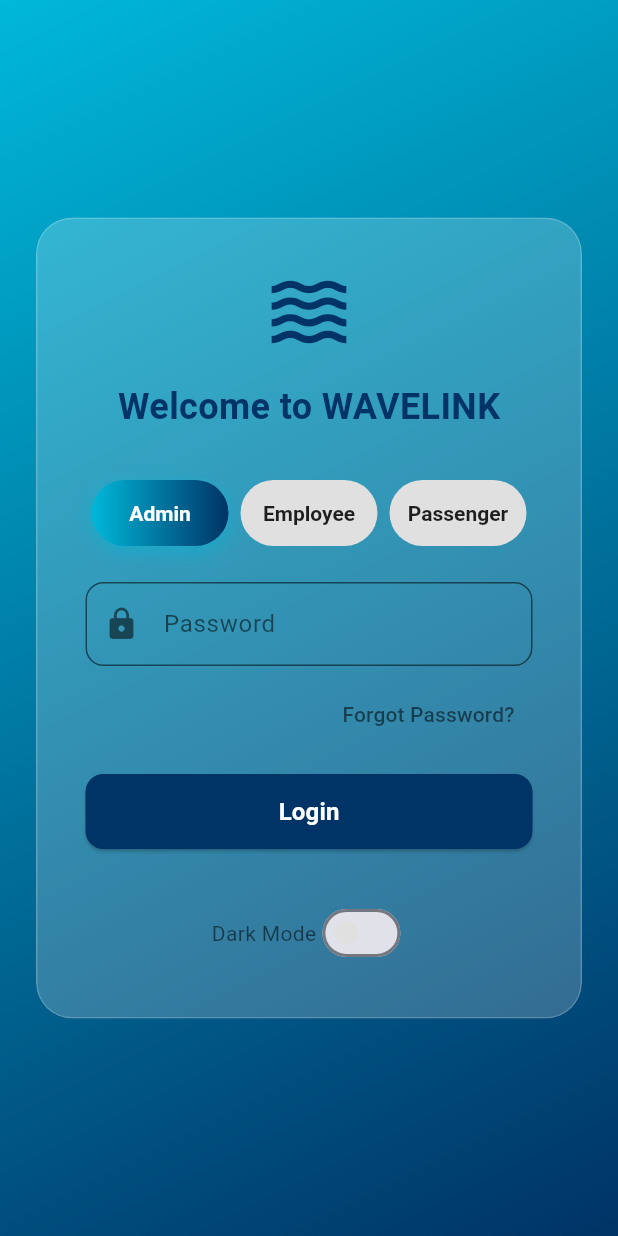
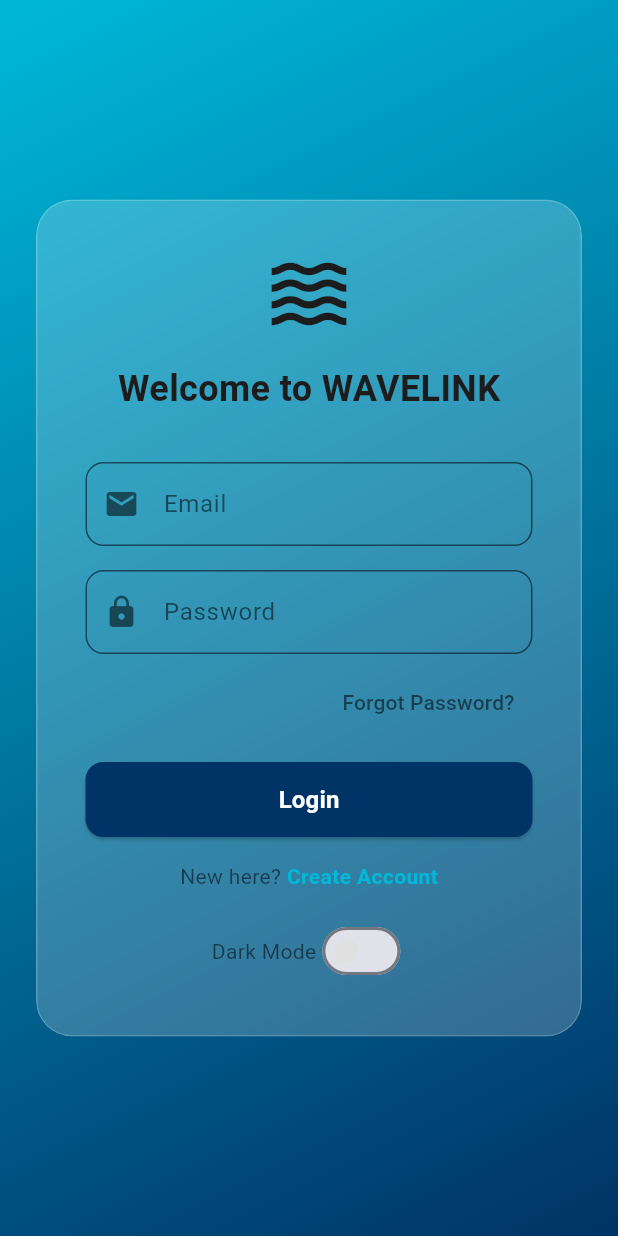
Before and after one commit to EvanBinu/wavelink-intelligent-terminal-management, a Flutter app: the LoginScreen screen opened directly, on a phone screen of 412 x 824 dp. Run offline on Flutter 3.47's test engine with Material 3 defaults, Android fonts, the phone set to English and light mode, and no system bars; our stand-ins replace convert, supabase_flutter; missing offline and left inert: cryptography; accounts and stored records are empty; Roboto replaces fonts that are missing (Poppins).

Commit message:
supabase code

```diff
--- a/wavelink/lib/core/constants/app_colors.dart
+++ b/wavelink/lib/core/constants/app_colors.dart
@@ -2,31 +2,31 @@ import 'package:flutter/material.dart';
 
 class AppColors {
   // 🔷 Primary Brand Colors
-  static const navy = Color(0xFF003366);        // Deep trust blue
-  static const aqua = Color(0xFF00B8D9);        // Modern accent blue
+  static const navy = Color(0xFF003366);
+  static const aqua = Color(0xFF00B8D9);
   static const white = Color(0xFFFFFFFF);
   static const gray = Color(0xFFE5E5E5);
 
   // 🔴 Status & Feedback Colors
-  static const red = Color(0xFFFF3B30);         // Danger / Error
-  static const yellow = Color(0xFFFFCC00);      // Warning / Pending
-  static const green = Color(0xFF34C759);       // Success / Complete
+  static const red = Color(0xFFFF3B30);
+  static const yellow = Color(0xFFFFCC00);
+  static const green = Color(0xFF34C759);
 
   // 🟣 Supporting Colors
-  static const lightBlue = Color(0xFF90E0EF);   // Info / secondary highlight
-  static const darkBlue = Color(0xFF001F3F);    // Darker navy for contrast
-  static const amber = Color(0xFFFFA500);       // Alert / notice
-  static const teal = Color(0xFF20C997);        // Calm success / neutral action
+  static const lightBlue = Color(0xFF90E0EF);
+  static const darkBlue = Color(0xFF001F3F);
+  static const amber = Color(0xFFFFA500);
+  static const teal = Color(0xFF20C997);
 
   // ⚪ Surface & Backgrounds
-  static const background = Color(0xFFF8F9FA);  // General app background
-  static const surface = Color(0xFFFFFFFF);     // Cards, tiles, containers
-  static const shadow = Color(0x1A000000);      // 10% black opacity
+  static const background = Color(0xFFF8F9FA);
+  static const surface = Color(0xFFFFFFFF);
+  static const shadow = Color(0x1A000000);
 
   // 🖋 Text Colors
-  static const textPrimary = Color(0xFF1C1C1C); // Dark readable text
-  static const textSecondary = Color(0xFF5F6C7B); // Muted labels, subtitles
-  static const textLight = Color(0xFF9E9E9E);   // Disabled or hint text
+  static const textPrimary = Color(0xFF1C1C1C);
+  static const textSecondary = Color(0xFF5F6C7B);
+  static const textLight = Color(0xFF9E9E9E);
 
   // 🌈 Gradients
   static const backgroundGradient = LinearGradient(
@@ -53,4 +53,18 @@ class AppColors {
     colors: [green, teal],
   );
 
+  // 🌙 Dark Theme Additions (for Login Screen)
+  static const darkBackgroundStart = Color(0xFF0D1B2A);
+  static const darkBackgroundEnd = Color(0xFF1B263B);
+  static const darkCard = Color(0xFF1B2A47);
+  static const darkText = Colors.white;
+  static const darkHint = Colors.white70;
+
+  // ⚫ Neutral Variants
+  static const black87 = Colors.black87;
+  static const black54 = Colors.black54;
+  static const white70 = Colors.white70;
+  static const whiteTransparent = Color(0x33FFFFFF); // 20% white opacity
+  static const grey300 = Color(0xFFE0E0E0);
+  static const blueGrey = Color(0xFF607D8B);
 }
--- a/wavelink/lib/features/auth/auth_gate.dart
+++ b/wavelink/lib/features/auth/auth_gate.dart
@@ -1,7 +1,7 @@
 import 'package:flutter/material.dart';
 import 'package:wavelink/features/auth/login_screen.dart';
 import 'package:wavelink/features/admin/admin_dashboard.dart';
-
+import 'package:wavelink/features/passenger/passenger_dashboard.dart';
 
 class AuthGate extends StatelessWidget {
     const AuthGate({super.key});
@@ -17,7 +17,7 @@ class AuthGate extends StatelessWidget {
                 }
                 final session = snapshot.data?.session;
                 if (session != null) {
-                    return const AdminDashboardScreen();
+                    return const PassengerDashboardScreen();
                 }
                 else{
                     return const LoginScreen();
--- a/wavelink/lib/features/auth/create_account_page.dart
+++ b/wavelink/lib/features/auth/create_account_page.dart
@@ -430,7 +430,7 @@ class _CreateAccountPageState extends State<CreateAccountPage>
         setState(() => _isLoading = false);
         ScaffoldMessenger.of(context).showSnackBar(
           const SnackBar(
-            content: Text('Account created successfully! Please check your email to verify.'),
+            content: Text('Account created successfully!'),
             backgroundColor: AppColors.green,
             duration: Duration(seconds: 3),
           ),
--- a/wavelink/lib/features/auth/login_screen.dart
+++ b/wavelink/lib/features/auth/login_screen.dart
@@ -1,13 +1,15 @@
 import 'dart:ui';
 import 'package:flutter/material.dart';
+import 'package:supabase_flutter/supabase_flutter.dart';
 import 'package:wavelink/core/constants/app_colors.dart';
 import 'package:wavelink/core/utils/navigation_helper.dart';
+import 'package:wavelink/core/utils/password_utils.dart';
 import 'package:wavelink/features/admin/admin_dashboard.dart';
 import 'package:wavelink/features/employee/employee_dashboard.dart';
 import 'package:wavelink/features/passenger/passenger_dashboard.dart';
 import 'package:wavelink/features/auth/forgot_password_screen.dart';
 import 'package:wavelink/features/auth/create_account_page.dart';
-import 'package:wavelink/features/auth/auth_service.dart';
+
 class LoginScreen extends StatefulWidget {
   const LoginScreen({super.key});
 
@@ -16,45 +18,26 @@ class LoginScreen extends StatefulWidget {
 }
 
 class _LoginScreenState extends State<LoginScreen> {
-
-  final AuthService _authService = AuthService();
-
-  String selectedRole = 'Admin';
   final _emailController = TextEditingController();
   final _passwordController = TextEditingController();
+  bool _isDarkMode = false;
+  bool _isLoading = false;
 
-  void login() async {
-    final email = _emailController.text;
-    final password = _passwordController.text;
-    try {
-      await _authService.signInWithEmail(email, password);
-      if (mounted) {
-        _handleLogin();
-      }
-    } catch (e) {
-      if (mounted) {
-        ScaffoldMessenger.of(context).showSnackBar(
-          SnackBar(content: Text("Error: $e")),
-        );
-      }
-    }
-  }
-
-  bool _isDarkMode = false;
-  final Color darkBackgroundStart = const Color(0xFF0D1B2A);
-  final Color darkBackgroundEnd = const Color(0xFF1B263B);
-  final Color darkCardColor = const Color(0xFF1B2A47).withOpacity(0.7);
-  final Color darkTextColor = Colors.white;
-  final Color darkHintColor = Colors.white70;
+  final SupabaseClient _supabase = Supabase.instance.client;
 
   @override
   Widget build(BuildContext context) {
-    final backgroundStart = _isDarkMode ? darkBackgroundStart : AppColors.aqua;
-    final backgroundEnd = _isDarkMode ? darkBackgroundEnd : AppColors.navy;
-    final cardColor =
-        _isDarkMode ? darkCardColor : Colors.white.withOpacity(0.2);
-    final textColor = _isDarkMode ? darkTextColor : AppColors.navy;
-    final hintColor = _isDarkMode ? darkHintColor : Colors.black54;
+    final backgroundStart =
+        _isDarkMode ? AppColors.darkBackgroundStart : AppColors.aqua;
+    final backgroundEnd =
+        _isDarkMode ? AppColors.darkBackgroundEnd : AppColors.navy;
+    final cardColor = _isDarkMode
+        ? AppColors.darkCard.withOpacity(0.7)
+        : AppColors.whiteTransparent;
+    final textColor =
+        _isDarkMode ? AppColors.darkText : AppColors.textPrimary;
+    final hintColor =
+        _isDarkMode ? AppColors.darkHint : AppColors.black54;
 
     return Scaffold(
       body: Container(
@@ -79,7 +62,7 @@ class _LoginScreenState extends State<LoginScreen> {
                       color: cardColor,
                       borderRadius: BorderRadius.circular(24),
                       border: Border.all(
-                        color: Colors.white.withOpacity(0.2),
+                        color: AppColors.white.withOpacity(0.2),
                         width: 1,
                       ),
                     ),
@@ -98,20 +81,27 @@ class _LoginScreenState extends State<LoginScreen> {
                         ),
                         const SizedBox(height: 32),
 
-                        Row(
-                          mainAxisAlignment: MainAxisAlignment.spaceBetween,
-                          children: [
-                            _animatedRoleButton('Admin'),
-                            _animatedRoleButton('Employee'),
-                            _animatedRoleButton('Passenger'),
-                          ],
+                        // Email field
+                        TextField(
+                          controller: _emailController,
+                          style: TextStyle(color: textColor),
+                          decoration: InputDecoration(
+                            labelText: 'Email',
+                            labelStyle: TextStyle(color: hintColor),
+                            prefixIcon: Icon(Icons.email, color: hintColor),
+                            enabledBorder: OutlineInputBorder(
+                              borderRadius: BorderRadius.circular(12),
+                              borderSide: BorderSide(color: hintColor),
                             ),
-                        const SizedBox(height: 24),
+                            focusedBorder: OutlineInputBorder(
+                              borderRadius: BorderRadius.circular(12),
+                              borderSide: BorderSide(color: AppColors.aqua),
+                            ),
+                          ),
+                        ),
+                        const SizedBox(height: 16),
 
-                        _buildPrimaryLoginField(textColor, hintColor),
-
-                        if (selectedRole != 'Admin') const SizedBox(height: 16),
-
+                        // Password field
                         TextField(
                           controller: _passwordController,
                           obscureText: true,
@@ -151,31 +141,36 @@ class _LoginScreenState extends State<LoginScreen> {
                         ),
                         const SizedBox(height: 16),
 
+                        // Login Button
                         SizedBox(
                           width: double.infinity,
                           height: 50,
                           child: ElevatedButton(
-                            onPressed: _handleLogin,
+                            onPressed:
+                                _isLoading ? null : _loginWithWerkzeugHash,
                             style: ElevatedButton.styleFrom(
                               backgroundColor: AppColors.navy,
                               shape: RoundedRectangleBorder(
                                 borderRadius: BorderRadius.circular(12),
                               ),
                             ),
-                            child: const Text(
+                            child: _isLoading
+                                ? const CircularProgressIndicator(
+                                    color: AppColors.white,
+                                  )
+                                : const Text(
                                     'Login',
                                     style: TextStyle(
                                       fontSize: 16,
                                       fontWeight: FontWeight.bold,
-                                color: Colors.white,
+                                      color: AppColors.white,
                                     ),
                                   ),
                           ),
                         ),
                         const SizedBox(height: 16),
 
-                        // ✅ HIDE Create Account when ADMIN selected
-                        if (selectedRole != 'Admin')
+                        // Create Account Option
                         Row(
                           mainAxisAlignment: MainAxisAlignment.center,
                           children: [
@@ -202,23 +197,20 @@ class _LoginScreenState extends State<LoginScreen> {
                             ),
                           ],
                         ),
-
                         const SizedBox(height: 16),
 
+                        // Dark Mode Toggle
                         Row(
                           mainAxisAlignment: MainAxisAlignment.center,
                           children: [
-                            Text(
-                              'Dark Mode',
-                              style: TextStyle(color: hintColor),
-                            ),
+                            Text('Dark Mode', style: TextStyle(color: hintColor)),
                             Switch(
                               value: _isDarkMode,
                               onChanged: (value) {
                                 setState(() => _isDarkMode = value);
                               },
                               activeColor: AppColors.aqua,
-                              inactiveThumbColor: Colors.grey[300],
+                              inactiveThumbColor: AppColors.grey300,
                             ),
                           ],
                         ),
@@ -234,117 +226,76 @@ class _LoginScreenState extends State<LoginScreen> {
     );
   }
 
-  Widget _buildPrimaryLoginField(Color textColor, Color hintColor) {
-    String labelText;
-    IconData iconData;
+  /// 🔹 Supabase Table Login using Werkzeug Hash Verification
+  Future<void> _loginWithWerkzeugHash() async {
+    final email = _emailController.text.trim();
+    final password = _passwordController.text.trim();
 
-    switch (selectedRole) {
-      case 'Employee':
-        labelText = 'Employee Email ID';
-        iconData = Icons.email;
-        break;
-      case 'Passenger':
-        labelText = 'Username or Email';
-        iconData = Icons.person;
-        break;
-      case 'Admin':
-      default:
-        return const SizedBox.shrink();
+    if (email.isEmpty || password.isEmpty) {
+      ScaffoldMessenger.of(context).showSnackBar(
+        const SnackBar(content: Text('Please enter both email and password')),
+      );
+      return;
     }
 
-    return TextField(
-      controller: _emailController,
-      style: TextStyle(color: textColor),
-      decoration: InputDecoration(
-        labelText: labelText,
-        labelStyle: TextStyle(color: hintColor),
-        prefixIcon: Icon(iconData, color: hintColor),
-        enabledBorder: OutlineInputBorder(
-          borderRadius: BorderRadius.circular(12),
-          borderSide: BorderSide(color: hintColor),
-        ),
-        focusedBorder: OutlineInputBorder(
-          borderRadius: BorderRadius.circular(12),
-          borderSide: BorderSide(color: AppColors.aqua),
-        ),
-      ),
+    setState(() => _isLoading = true);
+
+    try {
+      print('🔍 Fetching user from Supabase for email: $email');
+      final user = await _supabase
+          .from('users')
+          .select()
+          .eq('email', email)
+          .maybeSingle();
+
+      print('📦 Fetched User Data: $user');
+
+      if (user == null) {
+        throw Exception('No user found with this email');
+      }
+
+      final hashedPassword = user['password']?.toString();
+      if (hashedPassword == null) {
+        throw Exception('User password not found');
+      }
+
+      // ✅ Verify password using Werkzeug-compatible check
+      final passwordMatch = await checkPasswordHash(password, hashedPassword);
+
+      if (!passwordMatch) {
+        throw Exception('Invalid password');
+      }
+
+      final String role = user['role']?.toString().toLowerCase() ?? 'passenger';
+      print('👤 Role found: $role');
+
+      Widget dashboard;
+      switch (role) {
+        case 'admin':
+          dashboard = const AdminDashboardScreen();
+          break;
+        case 'employee':
+          dashboard = const EmployeeDashboardScreen();
+          break;
+        case 'passenger':
+        default:
+          dashboard = const PassengerDashboardScreen();
+      }
+
+      if (mounted) {
+        print('➡️ Redirecting to $role dashboard...');
+        NavigationHelper.replaceWith(context, dashboard);
+      }
+    } catch (e) {
+      print('❌ Login Error: $e');
+      if (mounted) {
+        ScaffoldMessenger.of(context).showSnackBar(
+          SnackBar(content: Text('Login failed: $e')),
         );
       }
-
-  Widget _animatedRoleButton(String role) {
-    final bool isSelected = selectedRole == role;
-    final Color startColor =
-        _isDarkMode ? Colors.blueAccent.shade700 : AppColors.aqua;
-    final Color endColor =
-        _isDarkMode ? Colors.lightBlue.shade400 : AppColors.navy;
-
-    return Expanded(
-      child: GestureDetector(
-        onTap: () {
-          setState(() {
-            selectedRole = role;
-            _emailController.clear();
-            _passwordController.clear();
-          });
-        },
-        child: AnimatedContainer(
-          duration: const Duration(milliseconds: 300),
-          margin: const EdgeInsets.symmetric(horizontal: 4),
-          padding: const EdgeInsets.symmetric(vertical: 14),
-          decoration: BoxDecoration(
-            gradient:
-                isSelected
-                    ? LinearGradient(colors: [startColor, endColor])
-                    : null,
-            color:
-                isSelected
-                    ? null
-                    : (_isDarkMode ? Colors.blueGrey : Colors.grey[300]),
-            borderRadius: BorderRadius.circular(30),
-            boxShadow:
-                isSelected
-                    ? [
-                      BoxShadow(
-                        color: startColor.withOpacity(0.5),
-                        offset: const Offset(0, 4),
-                        blurRadius: 10,
-                      ),
-                    ]
-                    : [],
-          ),
-          alignment: Alignment.center,
-          child: AnimatedDefaultTextStyle(
-            duration: const Duration(milliseconds: 300),
-            style: TextStyle(
-              color:
-                  isSelected
-                      ? Colors.white
-                      : (_isDarkMode ? Colors.white70 : Colors.black87),
-              fontWeight: FontWeight.bold,
-            ),
-            child: Text(role),
-          ),
-        ),
-      ),
-    );
+    } finally {
+      if (mounted) setState(() => _isLoading = false);
     }
-
-  void _handleLogin() {
-    Widget dashboard;
-    switch (selectedRole) {
-      case 'Admin':
-        dashboard = const AdminDashboardScreen();
-        break;
-      case 'Employee':
-        dashboard = const EmployeeDashboardScreen();
-        break;
-      case 'Passenger':
-        dashboard = const PassengerDashboardScreen();
-        break;
-      default:
-        dashboard = const AdminDashboardScreen();
-    }
-    NavigationHelper.replaceWith(context, dashboard);
   }
 
   @override
--- a/wavelink/lib/features/splash/splash_screen.dart
+++ b/wavelink/lib/features/splash/splash_screen.dart
@@ -1,9 +1,9 @@
 import 'dart:async';
 import 'package:flutter/material.dart';
 import 'package:wavelink/core/constants/app_colors.dart';
-import 'package:wavelink/features/auth/login_screen.dart';
 import 'package:wavelink/core/utils/navigation_helper.dart';
 import 'package:wavelink/core/constants/app_strings.dart';
+import 'package:wavelink/features/home/home_screen.dart'; // ✅ import HomeScreen
 
 class SplashScreen extends StatefulWidget {
   const SplashScreen({Key? key}) : super(key: key);
@@ -27,8 +27,9 @@ class _SplashScreenState extends State<SplashScreen>
     _fadeAnimation = Tween<double>(begin: 0.0, end: 1.0).animate(_controller);
     _controller.forward();
 
+    // ✅ Navigate to HomeScreen after 3 seconds
     Timer(const Duration(seconds: 3), () {
-      NavigationHelper.replaceWith(context, const LoginScreen());
+      NavigationHelper.replaceWith(context, const HomeScreen());
     });
   }
 
--- a/wavelink/lib/main.dart
+++ b/wavelink/lib/main.dart
@@ -7,8 +7,8 @@ import 'package:supabase_flutter/supabase_flutter.dart';
 void main() async {
   WidgetsFlutterBinding.ensureInitialized();
   await Supabase.initialize(
-    url: 'https://ywvnhsgkubitvvjvngfg.supabase.co',
-    anonKey: 'eyJhbGciOiJIUzI1NiIsInR5cCI6IkpXVCJ9.eyJpc3MiOiJzdXBhYmFzZSIsInJlZiI6Inl3dm5oc2drdWJpdHZ2anZuZ2ZnIiwicm9sZSI6ImFub24iLCJpYXQiOjE3NjI4ODIwNzQsImV4cCI6MjA3ODQ1ODA3NH0.hatvbYqAcWBlZyhqYM6ZLbnWfGK-LsTGvk-ohYJ2Rhw',
+    url: 'https://zaxkcgsttfokrgrftlct.supabase.co',
+    anonKey: 'eyJhbGciOiJIUzI1NiIsInR5cCI6IkpXVCJ9.eyJpc3MiOiJzdXBhYmFzZSIsInJlZiI6InpheGtjZ3N0dGZva3JncmZ0bGN0Iiwicm9sZSI6InNlcnZpY2Vfcm9sZSIsImlhdCI6MTc2MjcwMTM5MiwiZXhwIjoyMDc4Mjc3MzkyfQ.UpkwTT3TlPlg_rD5JsGEoq_vhX5D3EPx5OEsmnIZQ9k',
   );
   runApp(const WaveLinkApp());
 }
--- a/wavelink/pubspec.yaml
+++ b/wavelink/pubspec.yaml
@@ -36,6 +36,10 @@ dependencies:
   cupertino_icons: ^1.0.8
   intl: ^0.19.0
   supabase_flutter: ^2.10.3
+  bcrypt: ^1.1.3
+  crypto: ^3.0.7
+  convert: ^3.1.2
+  cryptography: ^2.7.0
 
 dev_dependencies:
   flutter_test:
```
Also changed, not shown: wavelink/lib/core/utils/password_utils.dart (added, +106 -0 lines), wavelink/lib/features/home/home_screen.dart (added, +126 -0 lines), wavelink/pubspec.lock. Lines whose indentation alone changed are shown as unchanged.
